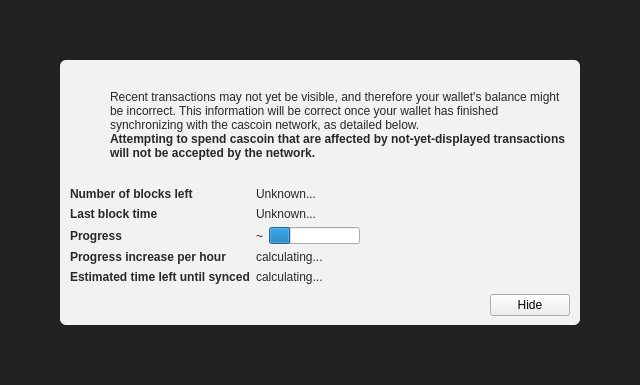
Old version of the form src/qt/forms/modaloverlay.ui in the repository fromport/Cascoin.
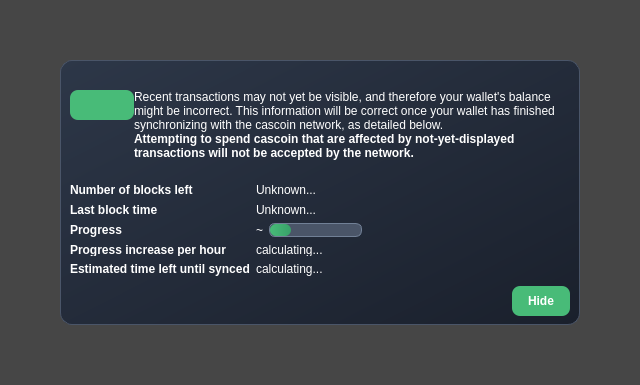
New version of the form. Icons and pictures are not drawn. Custom widgets are drawn as their Qt base class.

Commit message: Update modal overlay styling with dark theme and improved UI elements

Patch:
```diff
--- a/src/qt/forms/modaloverlay.ui
+++ b/src/qt/forms/modaloverlay.ui
@@ -32,7 +32,7 @@
    <item>
     <widget class="QWidget" name="bgWidget" native="true">
      <property name="styleSheet">
-      <string notr="true">#bgWidget { background: rgba(0,0,0,220); }</string>
+      <string notr="true">#bgWidget { background: rgba(0,0,0,180); }</string>
      </property>
      <layout class="QVBoxLayout" name="verticalLayoutMain" stretch="1">
       <property name="leftMargin">
@@ -50,9 +50,19 @@
       <item>
        <widget class="QWidget" name="contentWidget" native="true">
         <property name="styleSheet">
-         <string notr="true">#contentWidget { background: rgba(255,255,255,240); border-radius: 6px; }
+         <string notr="true">#contentWidget { 
+background: qlineargradient(x1: 0, y1: 0, x2: 1, y2: 1, stop: 0 #2d3748, stop: 1 #1a202c);
+border: 1px solid #4a5568;
+border-radius: 12px;
+}
 
-QLabel { color: rgb(40,40,40);  }</string>
+QLabel { color: #ffffff; }
+QLabel[font-weight="bold"] { color: #e2e8f0; font-weight: bold; }
+QProgressBar { background: #4a5568; border: 1px solid #718096; border-radius: 6px; text-align: center; }
+QProgressBar::chunk { background: qlineargradient(x1: 0, y1: 0, x2: 1, y2: 0, stop: 0 #48bb78, stop: 1 #38a169); border-radius: 6px; }
+QPushButton { background: #48bb78; color: #ffffff; border: none; border-radius: 8px; padding: 8px 16px; font-weight: bold; }
+QPushButton:hover { background: #38a169; }
+QPushButton:pressed { background: #2f855a; }</string>
         </property>
         <layout class="QVBoxLayout" name="verticalLayoutSub" stretch="1,0,0,0">
          <property name="spacing">
```
